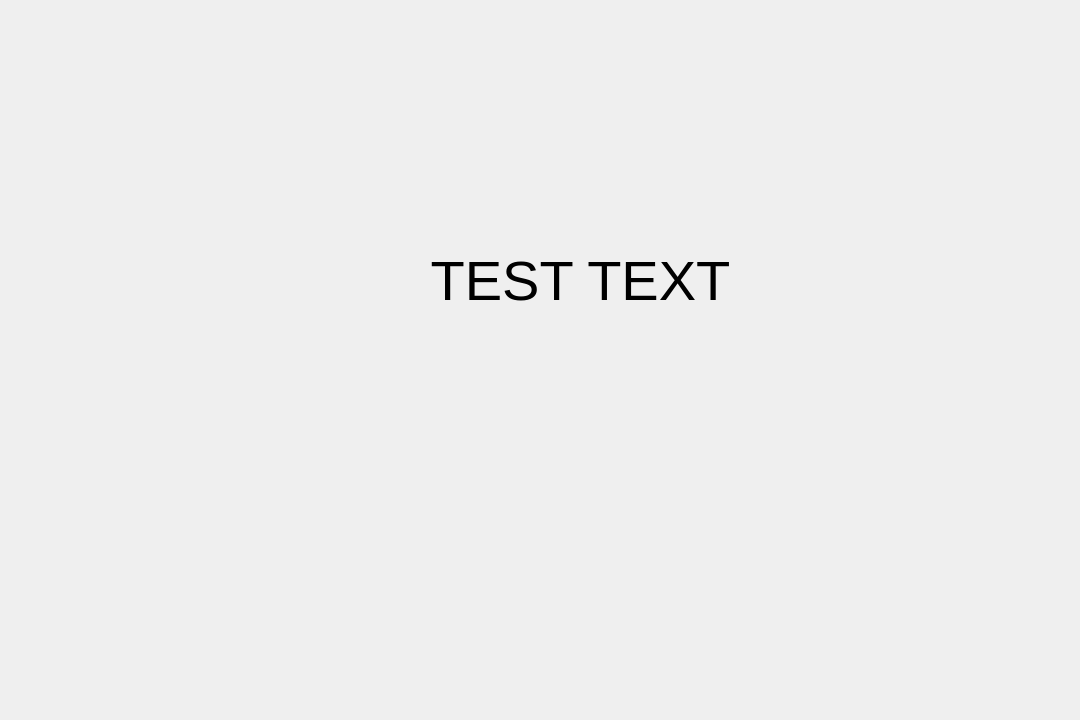
Before: the Qt Designer form THE-GAME/GameWindow.ui in Khaens/THE-GAME, drawn with Qt 5.
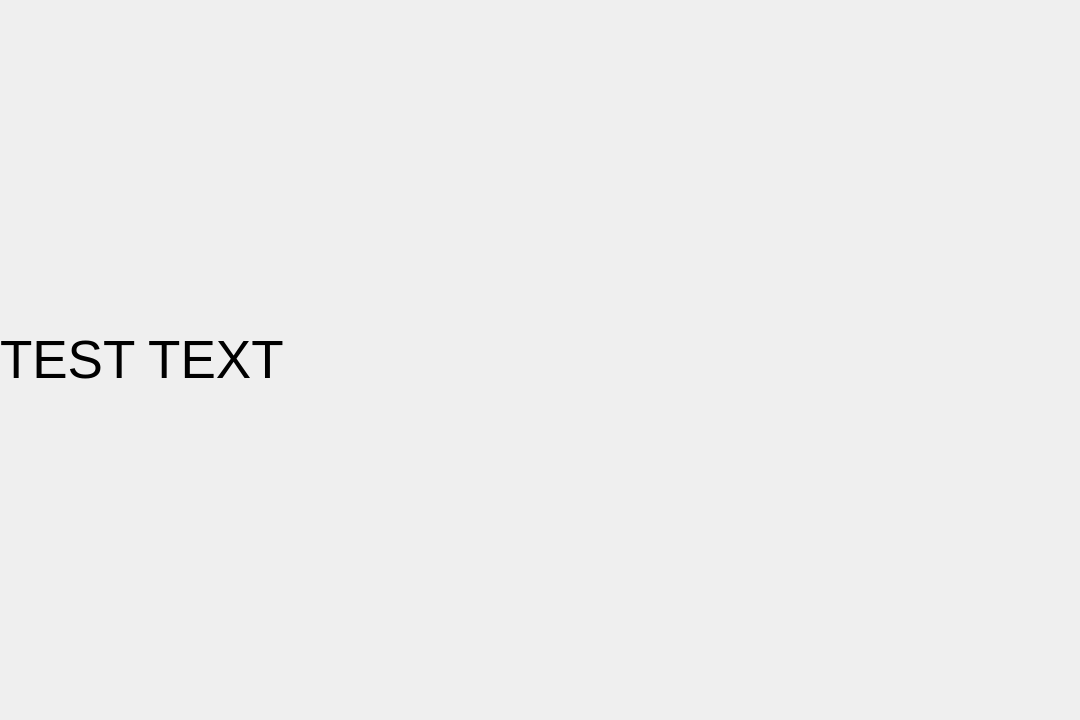
After: the same form once the commit is applied.

Commit message:
Refactor GameWindow UI initialization and layout
Removed the custom setupUI() method and migrated the layout and label definition into the .ui file for GameWindow. Simplified GameWindow.cpp by eliminating manual widget and layout creation, and updated background color handling. Adjusted resizeEvent to only update formBackground geometry.

What changed in the file:
```diff
--- a/THE-GAME/GameWindow.ui
+++ b/THE-GAME/GameWindow.ui
@@ -19,27 +19,6 @@
   <property name="windowTitle">
    <string>Form</string>
   </property>
-  <widget class="QLabel" name="label">
-   <property name="geometry">
-    <rect>
-     <x>390</x>
-     <y>160</y>
-     <width>381</width>
-     <height>241</height>
-    </rect>
-   </property>
-   <property name="font">
-    <font>
-     <pointsize>42</pointsize>
-    </font>
-   </property>
-   <property name="text">
-    <string>TEST TEXT</string>
-   </property>
-   <property name="alignment">
-    <set>Qt::AlignmentFlag::AlignCenter</set>
-   </property>
-  </widget>
   <widget class="QWidget" name="formBackground" native="true">
    <property name="geometry">
     <rect>
@@ -55,6 +34,20 @@
      <height>600</height>
     </size>
    </property>
+   <layout class="QVBoxLayout" name="verticalLayout">
+    <item>
+     <widget class="QLabel" name="label">
+      <property name="font">
+       <font>
+        <pointsize>40</pointsize>
+       </font>
+      </property>
+      <property name="text">
+       <string>TEST TEXT</string>
+      </property>
+     </widget>
+    </item>
+   </layout>
   </widget>
  </widget>
  <resources/>
```
The commit also changes 6 other files.
